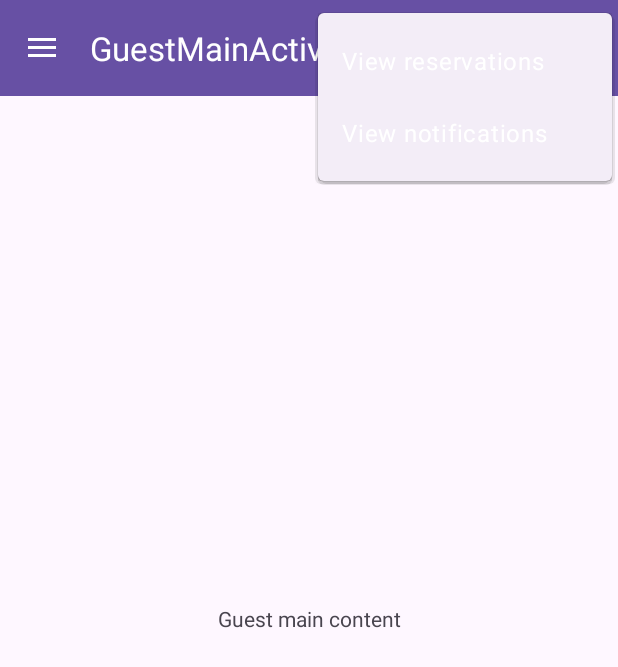
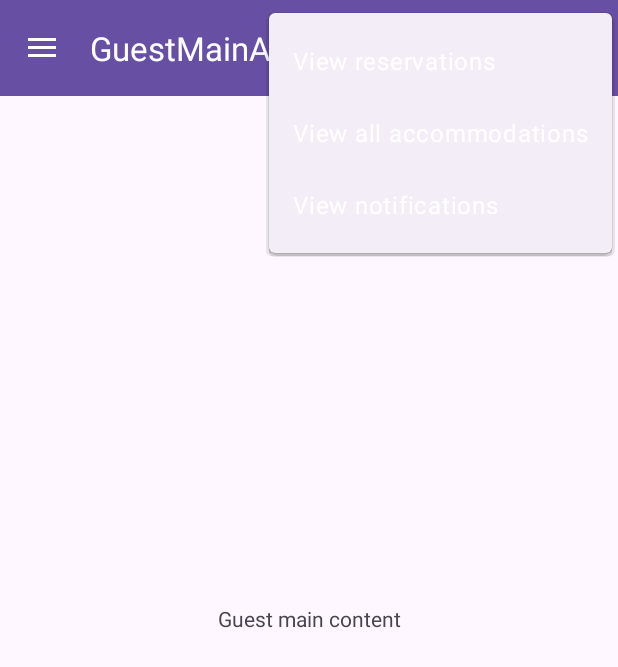
Before and after one commit to BookingApp-Team25/booking-app-mobile, an Android app: the screen it shows after launch (GuestMainActivity), with the options menu open, on a phone screen of 412 x 824 dp. Shown: the top 667 px of the screen. Run offline under Robolectric (Android 15) with nearby library versions, the phone set to English and light mode, and no system bars; our stand-ins replace navigation-ui.

Commit message:
Added 'View all accomodations' in toolbar for menu_toolbar_guest_main.xml and tweaked a bit of code in GuestMainActivity.java so that on click the screen changes to AccomodationsActivity.java

```diff
--- a/app/src/main/java/com/example/bookingapp/GuestMainActivity.java
+++ b/app/src/main/java/com/example/bookingapp/GuestMainActivity.java
@@ -73,6 +73,11 @@ public class GuestMainActivity extends AppCompatActivity {
             startActivity(intent);
             return true;
         }
+        else if(itemId == R.id.itemAccomodationView){
+            Intent intent = new Intent(this,  AccommodationsActivity.class);
+            startActivity(intent);
+            return true;
+        }
         else if(itemId == R.id.itemReservationView){
             Intent intent = new Intent(this,  GuestReservationsActivity.class);
             startActivity(intent);
--- a/app/src/main/java/com/example/bookingapp/SplashScreen.java
+++ b/app/src/main/java/com/example/bookingapp/SplashScreen.java
@@ -23,7 +23,7 @@ public class SplashScreen extends AppCompatActivity {
 
             public void run() {
 
-                Intent i = new Intent(SplashScreen.this, GuestMainActivity.class);
+                Intent i = new Intent(SplashScreen.this, GuestMainActivity.class); //GuestMainActivity HostMainActivity
 
                 startActivity(i);
 
--- a/app/src/main/res/layout/activity_accommodations.xml
+++ b/app/src/main/res/layout/activity_accommodations.xml
@@ -17,4 +17,5 @@
         app:layout_constraintEnd_toEndOf="parent"
         app:layout_constraintStart_toStartOf="parent"
         app:layout_constraintTop_toTopOf="parent" />
+
 </androidx.constraintlayout.widget.ConstraintLayout>
--- a/app/src/main/res/layout/activity_host_main_nav_bar.xml
+++ b/app/src/main/res/layout/activity_host_main_nav_bar.xml
@@ -23,5 +23,5 @@
         android:layout_gravity="start"
         android:fitsSystemWindows="true"
         app:headerLayout="@layout/layout_host_nav_bar"
-        app:menu="@menu/menu_toolbar_guest_main" />
+        app:menu="@menu/menu_nav_bar" />
 </androidx.drawerlayout.widget.DrawerLayout>
--- a/app/src/main/res/menu/menu_toolbar_guest_main.xml
+++ b/app/src/main/res/menu/menu_toolbar_guest_main.xml
@@ -20,6 +20,11 @@
         app:showAsAction="never" />
 
     <item
+        android:id="@+id/itemAccomodationView"
+        android:title="@string/guest_itemAccomodationView"
+        app:showAsAction="never" />
+
+    <item
         android:id="@+id/itemNotificationsView"
         android:title="@string/guest_itemNotificationsView"
         app:showAsAction="never" />
--- a/app/src/main/res/values/strings.xml
+++ b/app/src/main/res/values/strings.xml
@@ -41,6 +41,7 @@
     <string name="guest_iconHome">home</string>
     <string name="guest_itemAccount">account</string>
     <string name="guest_itemReservationView">View reservations</string>
+    <string name="guest_itemAccomodationView">View all accommodations</string>
     <string name="guest_itemNotificationsView">View notifications</string>
 
 </resources>
```
